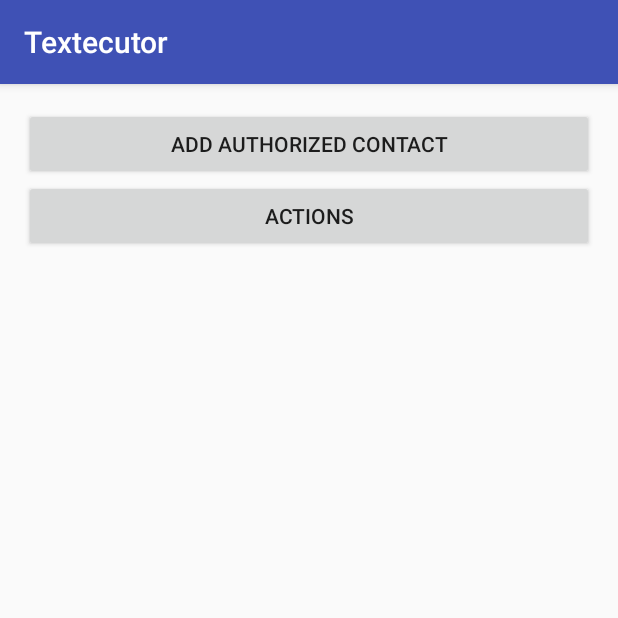
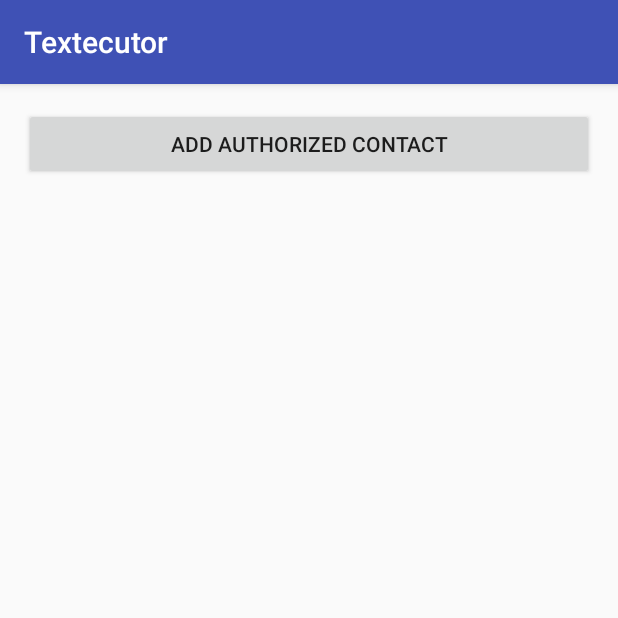
Before and after one commit to linucksrox/Textecutor, an Android app: the screen it shows after launch (MainActivity), on a phone screen of 412 x 824 dp, the top half of it. Run offline under Robolectric (Android 15) with nearby library versions, the phone set to English and light mode, and no system bars.

Commit message:
Remove action list button

```diff
--- a/app/src/main/java/com/dalydays/android/textecutor/MainActivity.java
+++ b/app/src/main/java/com/dalydays/android/textecutor/MainActivity.java
@@ -38,7 +38,6 @@ public class MainActivity extends AppCompatActivity implements LoaderManager.Loa
     static final int PICK_CONTACT = 1;
     private static final int CONTACT_LOADER = 0;
     Button addContactButton;
-    Button showActionsButton;
     ListView mContactList;
     AllowedContactsCursorAdapter mCursorAdapter;
 
@@ -64,15 +63,6 @@ public class MainActivity extends AppCompatActivity implements LoaderManager.Loa
             public void onClick(View view) {
                 Intent intent = new Intent(Intent.ACTION_PICK, ContactsContract.CommonDataKinds.Phone.CONTENT_URI);
                 startActivityForResult(intent, PICK_CONTACT);
-            }
-        });
-
-        showActionsButton = (Button) findViewById(R.id.btn_show_action_list);
-        showActionsButton.setOnClickListener(new View.OnClickListener() {
-            @Override
-            public void onClick(View v) {
-                Intent intent = new Intent(getApplicationContext(), ActionActivity.class);
-                startActivity(intent);
             }
         });
 
--- a/app/src/main/res/layout/activity_main.xml
+++ b/app/src/main/res/layout/activity_main.xml
@@ -16,12 +16,6 @@
         android:layout_height="wrap_content"
         android:text="@string/add_contact_button_text" />
 
-    <Button
-        android:id="@+id/btn_show_action_list"
-        android:layout_width="match_parent"
-        android:layout_height="wrap_content"
-        android:text="Actions" />
-
     <ListView
         android:id="@+id/allowed_contacts_list"
         android:layout_width="match_parent"
```
